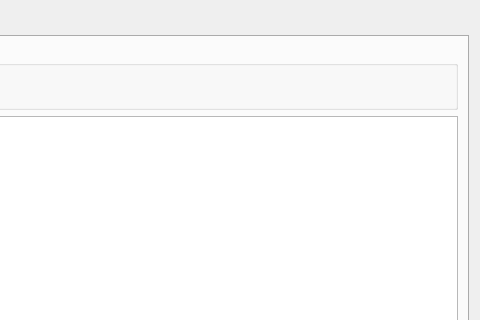
Ladis72/tienda, file clientes.ui: the form before one commit; both pictures show x 575 to 1055 and y 0 to 320 of the 1055 by 551 pixel window.
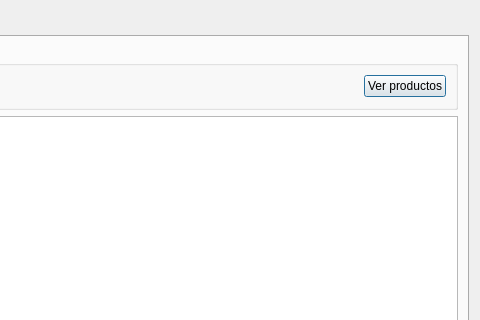
The form after the commit. The open tabs and pages were chosen to show the change.

```diff
--- a/clientes.ui
+++ b/clientes.ui
@@ -358,6 +358,13 @@
             </property>
            </spacer>
           </item>
+          <item>
+           <widget class="QPushButton" name="pushButtonVerProductos">
+            <property name="text">
+             <string>Ver productos</string>
+            </property>
+           </widget>
+          </item>
          </layout>
         </widget>
        </item>
```
Left out of the diff: 2 changed lines with no effect on the pictures.
